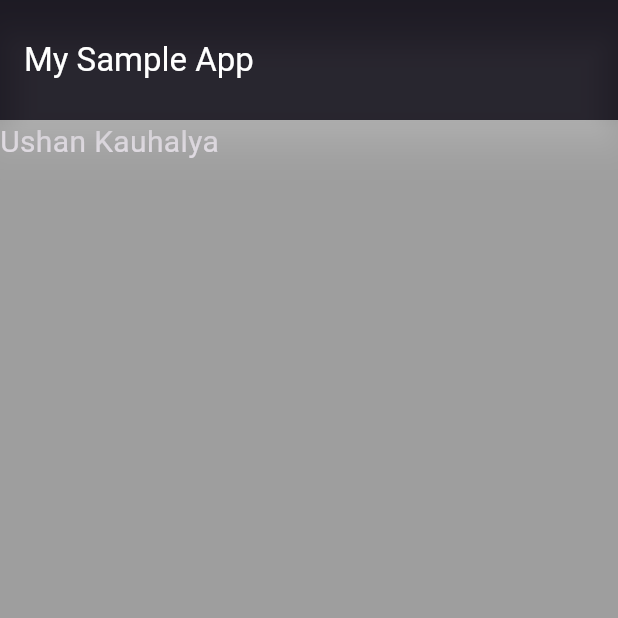
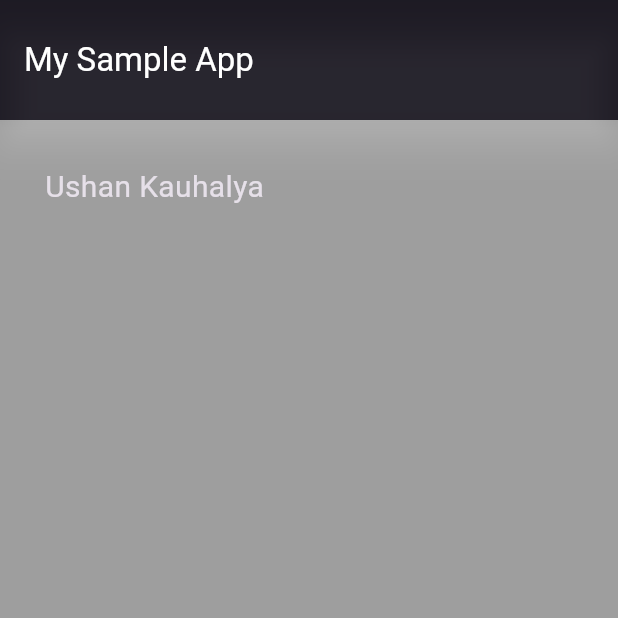
Before and after one commit to ushanwk/Flutter-Self-Learning-Room, a Flutter app: the screen it shows after launch, on a phone screen of 412 x 824 dp, the top half of it. Run offline on Flutter 3.47's test engine with Material 3 defaults, Android fonts, the light colour scheme and no system bars; our stand-ins replace device_preview; missing offline and left inert: dart:ffi.

Commit message:
Containers developing

```diff
--- a/flutter_application_3/lib/main.dart
+++ b/flutter_application_3/lib/main.dart
@@ -41,6 +41,7 @@ class MyHomePage extends StatelessWidget {
           shadowColor: Colors.white,
       ),
       body: Container(
+        padding: const EdgeInsets.all(30),
         height: double.infinity,
         width: double.infinity,
         color: Colors.grey,
```
